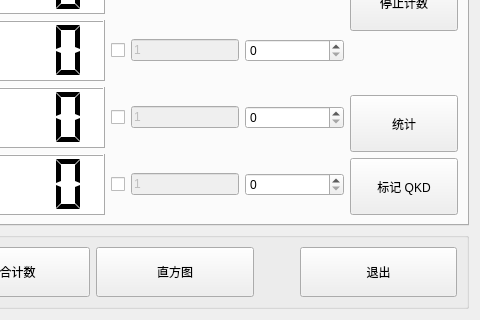
This is ui/widget.ui in WhiteChimney/TDC-counter as Qt 5 draws it before an edit; both pictures show x 264 to 744 and y 250 to 570 of the 744 by 570 pixel window. The edited form follows.
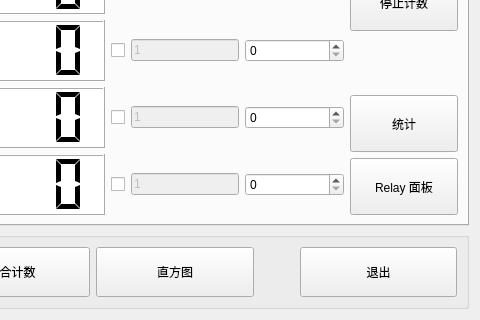
This is the edited form.

Commit message: 修改完了 ui

```diff
--- a/ui/widget.ui
+++ b/ui/widget.ui
@@ -7,7 +7,7 @@
     <x>0</x>
     <y>0</y>
     <width>744</width>
-    <height>549</height>
+    <height>553</height>
    </rect>
   </property>
   <property name="windowTitle">
@@ -1059,7 +1059,7 @@
           </sizepolicy>
          </property>
          <property name="text">
-          <string>标记 QKD</string>
+          <string>Relay 面板</string>
          </property>
         </widget>
        </item>
```
The commit also changes 7 other files.
